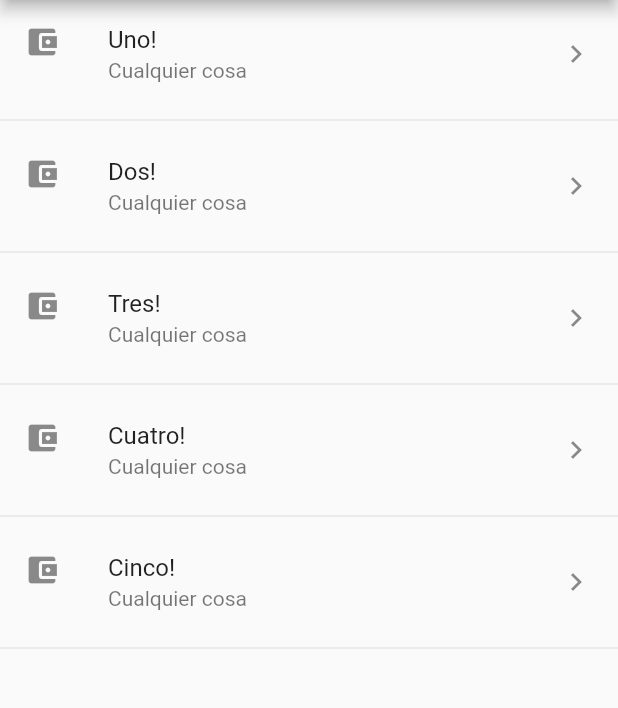
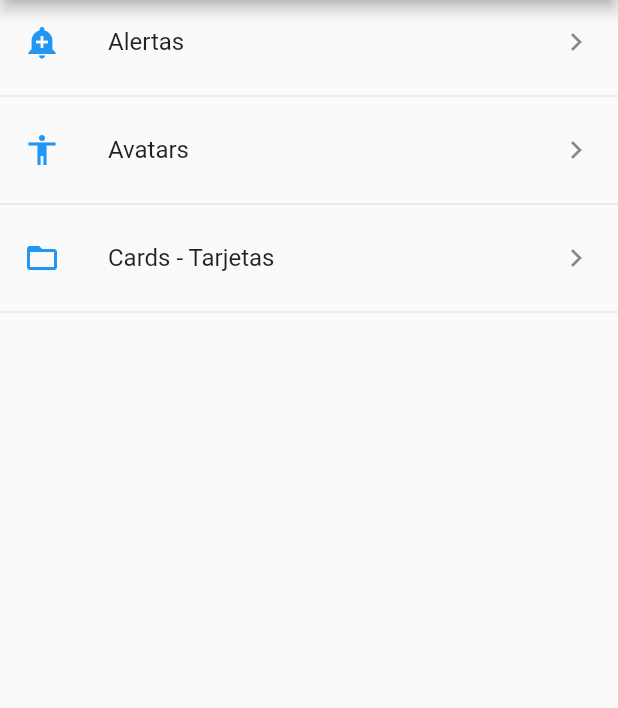
Before and after one commit to cfcaceres/flutter-componentes, a Flutter app: the screen it shows after launch, on a phone screen of 412 x 824 dp, the part 84-792 px from its top. Run offline on Flutter 3.47's test engine with Material 2 defaults, Android fonts, the phone set to English and light mode, and no system bars.

Commit message:
Consumo de data archivo json, y listado dinamico

```diff
--- /dev/null
+++ b/data/menu_opts.json
@@ -0,0 +1,20 @@
+{
+    "nombreApp" : "Componentes",
+    "rutas" : [
+        {
+            "ruta" : "alert",
+            "icon" : "add_alert",
+            "texto": "Alertas"
+        },
+        {
+            "ruta" : "avatar",
+            "icon" : "accessibility",
+            "texto": "Avatars"
+        },
+        {
+            "ruta" : "card",
+            "icon" : "folder_open",
+            "texto": "Cards - Tarjetas"
+        }
+    ]
+}
--- a/lib/main.dart
+++ b/lib/main.dart
@@ -1,3 +1,4 @@
+import 'package:componentes/src/pages/home.page.dart';
 import 'package:componentes/src/pages/home_temp.dart';
 import 'package:flutter/material.dart';
 
@@ -9,6 +10,6 @@ class MyApp extends StatelessWidget {
     return MaterialApp(
         debugShowCheckedModeBanner: false,
         title: 'Componentes',
-        home: HomePageTemp());
+        home: HomePage());
   }
 }
--- /dev/null
+++ b/lib/src/pages/home.page.dart
@@ -0,0 +1,46 @@
+import 'package:componentes/src/providers/menu_provider.dart';
+import 'package:componentes/src/utils/icono_string.dart';
+import 'package:flutter/material.dart';
+
+class HomePage extends StatelessWidget {
+  const HomePage({Key? key}) : super(key: key);
+
+  @override
+  Widget build(BuildContext context) {
+    return Scaffold(
+      appBar: AppBar(
+        title: Text('Componentes temp'),
+      ),
+      body: _list(),
+    );
+  }
+
+  Widget _list() {
+    return FutureBuilder(
+      future: menuProvider.cargarData(),
+      // initialData: [],
+      builder: (context, AsyncSnapshot<List<dynamic>> snapshot) {
+        return ListView(
+          children: _listItems(snapshot.data),
+        );
+      },
+    );
+  }
+
+  List<Widget> _listItems(List<dynamic>? data) {
+    final List<Widget> lista = [];
+    data?.forEach((element) {
+      lista
+        ..add(ListTile(
+          title: Text(element['texto']),
+          // subtitle: Text('Cualquier cosa'),
+          leading: getIcon(element['icon']),
+          trailing: Icon(Icons.keyboard_arrow_right),
+          onTap: () {},
+        ))
+        ..add(Divider());
+    });
+
+    return lista;
+  }
+}
--- /dev/null
+++ b/lib/src/utils/icono_string.dart
@@ -0,0 +1,11 @@
+import 'package:flutter/material.dart';
+
+final _icons = <String, IconData>{
+  'add_alert': Icons.add_alert,
+  'accessibility': Icons.accessibility,
+  'folder_open': Icons.folder_open,
+};
+
+Icon getIcon(String nombreIcono) {
+  return Icon(_icons[nombreIcono], color: Colors.blue);
+}
--- a/pubspec.yaml
+++ b/pubspec.yaml
@@ -58,8 +58,8 @@ flutter:
   uses-material-design: true
 
   # To add assets to your application, add an assets section, like this:
-  # assets:
-  #   - images/a_dot_burr.jpeg
+  assets:
+   - data/menu_opts.json
   #   - images/a_dot_ham.jpeg
 
   # An image asset can refer to one or more resolution-specific "variants", see
```
Also changed, not shown: lib/src/providers/menu_provider.dart (added, +19 -0 lines).
